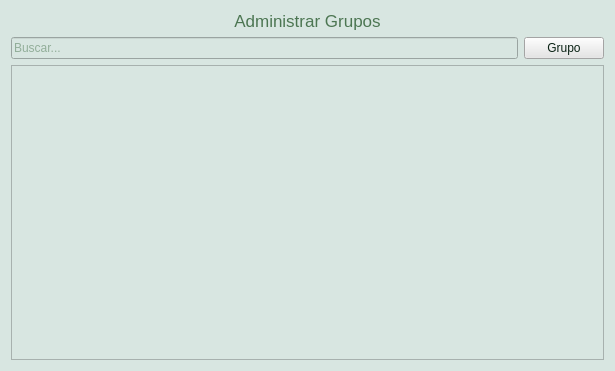
The window that client_fva/ui/ui_elements/managecontactgroups.ui (luisza/dfva_client) describes before a commit, drawn with Qt 5.
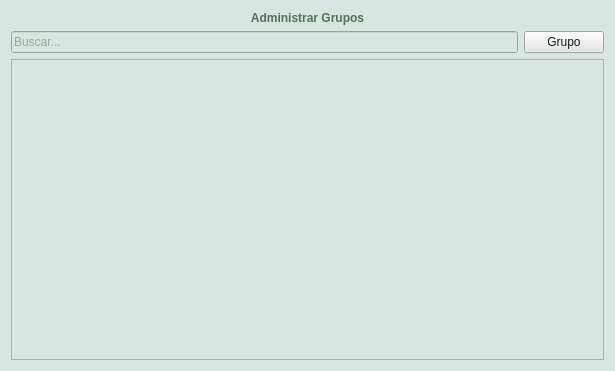
The same window after the commit. Icons and pictures are not drawn.

Commit message: Start working in preferences menu item (font family, font size and theme).  Clean all font configuration in widgets so font preferences are applied everywhere as required.  Other minor changes.

```diff
--- a/client_fva/ui/ui_elements/managecontactgroups.ui
+++ b/client_fva/ui/ui_elements/managecontactgroups.ui
@@ -47,7 +47,7 @@
    <item row="0" column="0" colspan="2">
     <widget class="QLabel" name="titleLabel">
      <property name="styleSheet">
-      <string notr="true">font: 13pt;</string>
+      <string notr="true">font: bold;</string>
      </property>
      <property name="text">
       <string>Administrar Grupos</string>
```
Left out of the diff: 1 changed line with no effect on the pictures. The commit also changes 26 other files.
